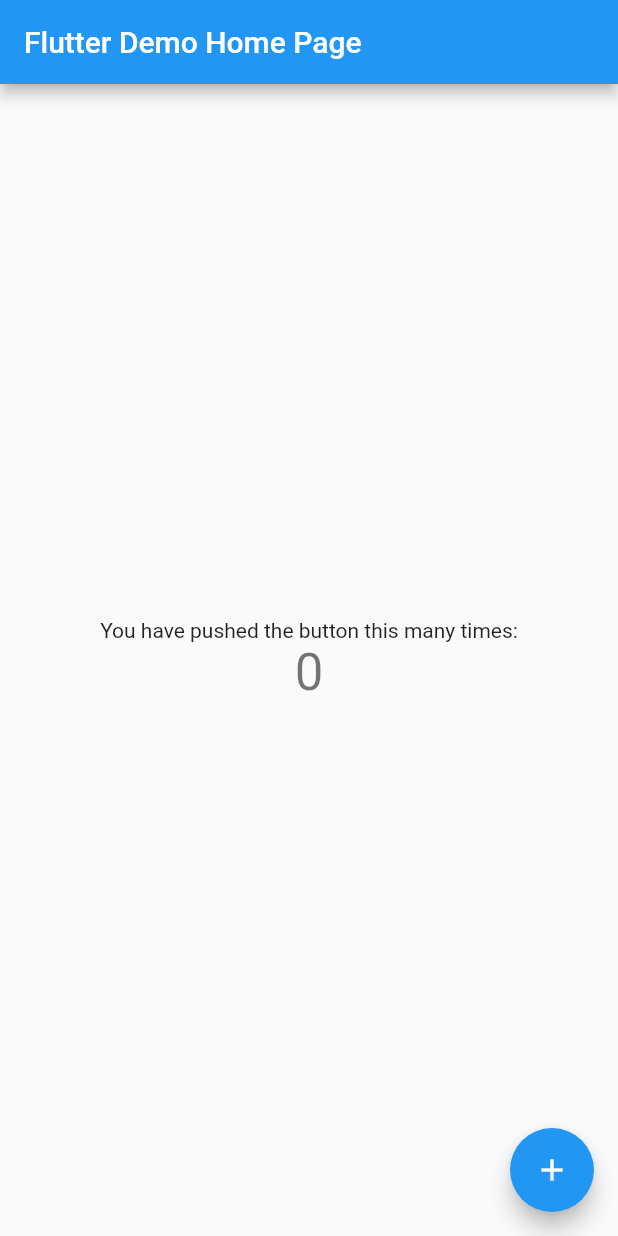
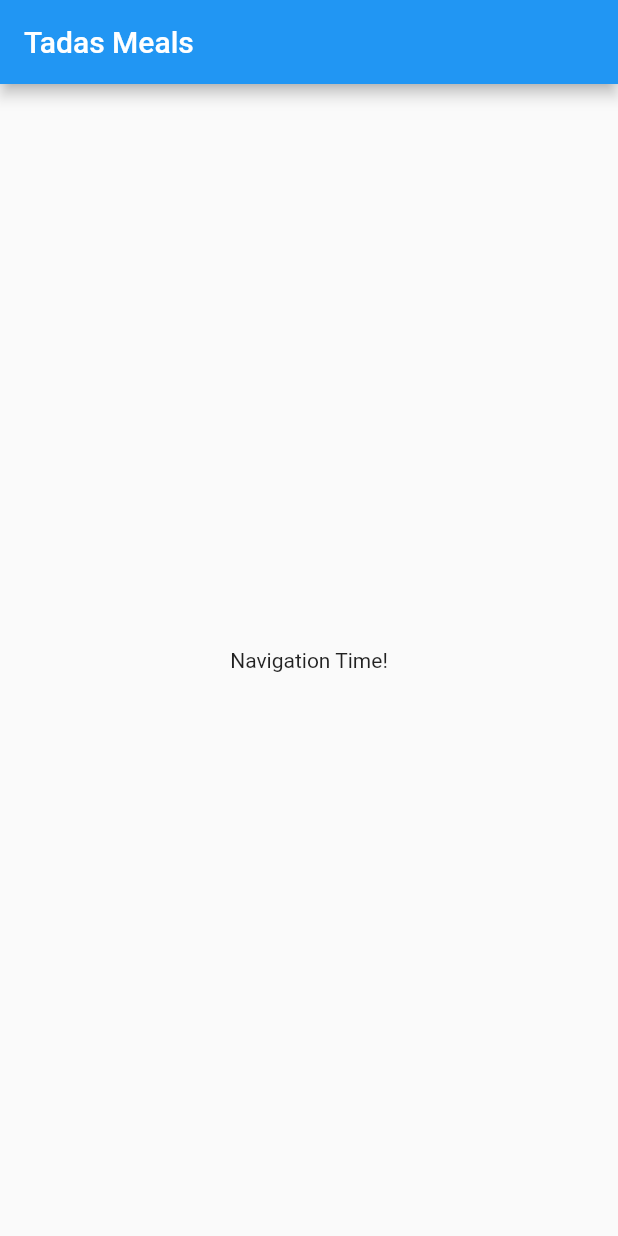
Before and after one commit to TadasPaulauskas/Flutter-Meals-App, a Flutter app: the screen it shows after launch, on a phone screen of 412 x 824 dp. Run offline on Flutter 3.47's test engine with Material 2 defaults, Android fonts, the phone set to English and light mode, and no system bars.

Commit message:
Main dart start

```diff
--- a/lib/main.dart
+++ b/lib/main.dart
@@ -11,105 +11,32 @@ class MyApp extends StatelessWidget {
   @override
   Widget build(BuildContext context) {
     return MaterialApp(
-      title: 'Flutter Demo',
+      title: 'Tadas Meals',
       theme: ThemeData(
-        // This is the theme of your application.
-        //
-        // Try running your application with "flutter run". You'll see the
-        // application has a blue toolbar. Then, without quitting the app, try
-        // changing the primarySwatch below to Colors.green and then invoke
-        // "hot reload" (press "r" in the console where you ran "flutter run",
-        // or simply save your changes to "hot reload" in a Flutter IDE).
-        // Notice that the counter didn't reset back to zero; the application
-        // is not restarted.
         primarySwatch: Colors.blue,
       ),
-      home: const MyHomePage(title: 'Flutter Demo Home Page'),
+      home: const MyHomePage(),
     );
   }
 }
 
 class MyHomePage extends StatefulWidget {
-  const MyHomePage({super.key, required this.title});
-
-  // This widget is the home page of your application. It is stateful, meaning
-  // that it has a State object (defined below) that contains fields that affect
-  // how it looks.
-
-  // This class is the configuration for the state. It holds the values (in this
-  // case the title) provided by the parent (in this case the App widget) and
-  // used by the build method of the State. Fields in a Widget subclass are
-  // always marked "final".
-
-  final String title;
+  const MyHomePage({super.key});
 
   @override
   State<MyHomePage> createState() => _MyHomePageState();
 }
 
 class _MyHomePageState extends State<MyHomePage> {
-  int _counter = 0;
-
-  void _incrementCounter() {
-    setState(() {
-      // This call to setState tells the Flutter framework that something has
-      // changed in this State, which causes it to rerun the build method below
-      // so that the display can reflect the updated values. If we changed
-      // _counter without calling setState(), then the build method would not be
-      // called again, and so nothing would appear to happen.
-      _counter++;
-    });
-  }
-
   @override
   Widget build(BuildContext context) {
-    // This method is rerun every time setState is called, for instance as done
-    // by the _incrementCounter method above.
-    //
-    // The Flutter framework has been optimized to make rerunning build methods
-    // fast, so that you can just rebuild anything that needs updating rather
-    // than having to individually change instances of widgets.
     return Scaffold(
       appBar: AppBar(
-        // Here we take the value from the MyHomePage object that was created by
-        // the App.build method, and use it to set our appbar title.
-        title: Text(widget.title),
+        title: const Text('Tadas Meals'),
       ),
-      body: Center(
-        // Center is a layout widget. It takes a single child and positions it
-        // in the middle of the parent.
-        child: Column(
-          // Column is also a layout widget. It takes a list of children and
-          // arranges them vertically. By default, it sizes itself to fit its
-          // children horizontally, and tries to be as tall as its parent.
-          //
-          // Invoke "debug painting" (press "p" in the console, choose the
-          // "Toggle Debug Paint" action from the Flutter Inspector in Android
-          // Studio, or the "Toggle Debug Paint" command in Visual Studio Code)
-          // to see the wireframe for each widget.
-          //
-          // Column has various properties to control how it sizes itself and
-          // how it positions its children. Here we use mainAxisAlignment to
-          // center the children vertically; the main axis here is the vertical
-          // axis because Columns are vertical (the cross axis would be
-          // horizontal).
-          mainAxisAlignment: MainAxisAlignment.center,
-          children: <Widget>[
-            const Text(
-              'You have pushed the button this many times:',
-            ),
-            Text(
-              '$_counter',
-              style: Theme.of(context).textTheme.headlineMedium,
-            ),
-          ],
-        ),
+      body: const Center(
+        child: Text('Navigation Time!'),
       ),
-      floatingActionButton: FloatingActionButton(
-        onPressed: _incrementCounter,
-        tooltip: 'Increment',
-        child: const Icon(Icons.add),
-      ), // This trailing comma makes auto-formatting nicer for build methods.
     );
   }
 }
```
